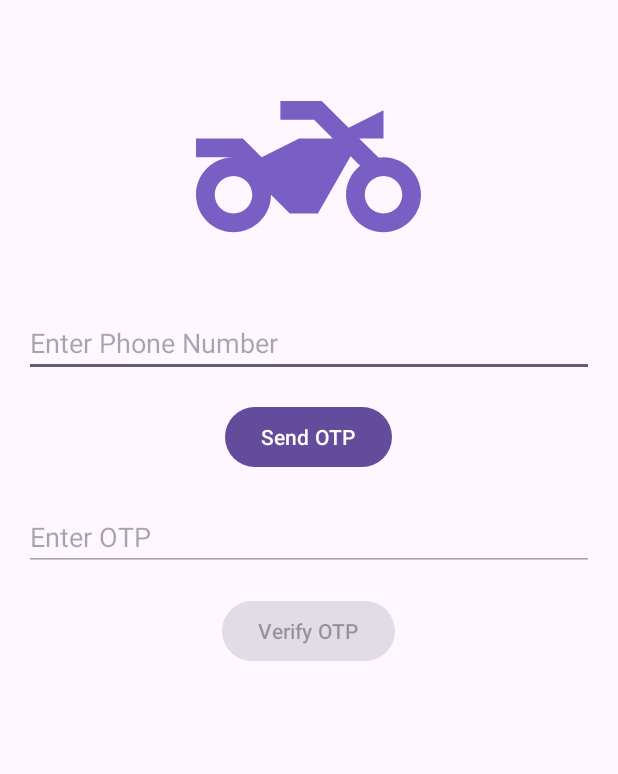
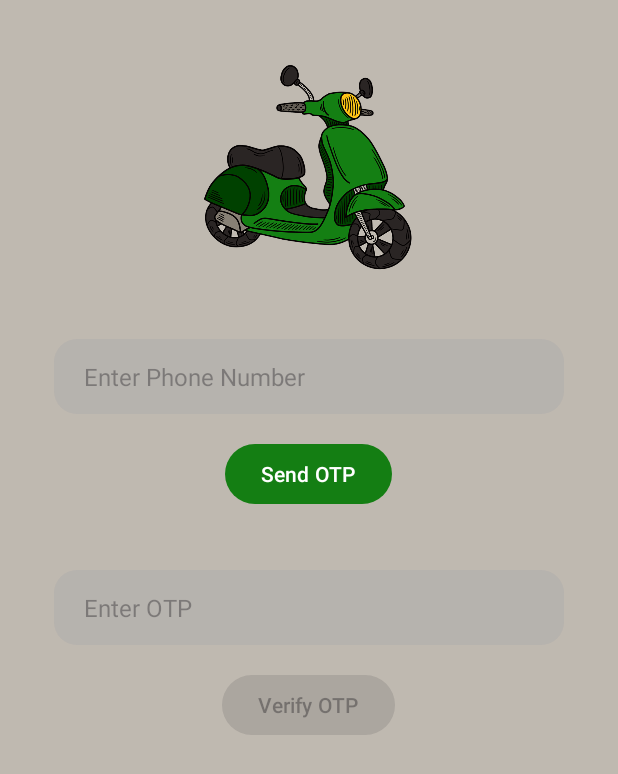
Before and after one commit to mgaditya-er/OTP_Auth_App_Session_Management, an Android app: the screen it shows after launch (MainActivity), on a phone screen of 412 x 824 dp. Shown: the top 774 px of the screen. Run offline under Robolectric (Android 15) with nearby library versions, the phone set to English and light mode, and no system bars; our stand-ins replace Firebase (no records; nobody signed in at launch, a user with empty details on screens opened directly).

Commit message:
Feat: sprint 2 started

```diff
--- /dev/null
+++ b/app/src/main/res/drawable/round_back_dark_green5_15.xml
@@ -0,0 +1,7 @@
+<?xml version="1.0" encoding="utf-8"?>
+<shape xmlns:android="http://schemas.android.com/apk/res/android">
+
+    <solid android:color="#0D174188"/>
+    <corners android:radius="15dp"/>
+
+</shape>
--- a/app/src/main/res/layout/activity_main.xml
+++ b/app/src/main/res/layout/activity_main.xml
@@ -4,6 +4,7 @@
     android:layout_width="match_parent"
     android:layout_height="match_parent"
     android:padding="16dp"
+    android:background="#FFBFB9B0"
     tools:context=".MainActivity">
 
     <!-- Image -->
@@ -11,7 +12,7 @@
         android:id="@+id/imageView"
         android:layout_width="150dp"
         android:layout_height="150dp"
-        android:src="@drawable/baseline_two_wheeler_24"
+        android:src="@drawable/bike"
         android:layout_centerHorizontal="true"
         android:layout_marginTop="20dp"/>
 
@@ -19,13 +20,20 @@
     <EditText
         android:id="@+id/editTextPhoneNumber"
         android:layout_width="match_parent"
-        android:layout_height="wrap_content"
+        android:layout_height="50dp"
         android:layout_below="@id/imageView"
+        android:background="@drawable/round_back_dark_green5_15"
         android:hint="Enter Phone Number"
+        android:textSize="16sp"
         android:inputType="phone"
+        android:paddingStart="20dp"
+        android:maxLines="1"
+        android:paddingEnd="20dp"
         android:layout_centerHorizontal="true"
-        android:layout_marginTop="20dp"
-        android:enabled="true"/>
+        android:enabled="true"
+        android:layout_marginStart="20dp"
+        android:layout_marginEnd="20dp"
+        android:layout_marginTop="40dp"/>
 
 
     <!-- Button to send OTP -->
@@ -43,13 +51,21 @@
     <EditText
         android:id="@+id/editTextOtp"
         android:layout_width="match_parent"
-        android:layout_height="wrap_content"
+        android:layout_height="50dp"
         android:layout_below="@id/buttonSendOtp"
         android:hint="Enter OTP"
+        android:maxLines="1"
         android:inputType="number"
         android:layout_centerHorizontal="true"
-        android:layout_marginTop="20dp"
-        android:enabled="false"/>
+        android:enabled="false"
+        android:textSize="16sp"
+        android:paddingStart="20dp"
+        android:paddingEnd="20dp"
+        android:background="@drawable/round_back_dark_green5_15"
+        android:layout_marginStart="20dp"
+        android:layout_marginEnd="20dp"
+        android:layout_marginTop="40dp"
+        />
 
     <!-- Button to verify OTP -->
     <Button
@@ -60,7 +76,8 @@
         android:layout_below="@id/editTextOtp"
         android:layout_centerHorizontal="true"
         android:layout_marginTop="16dp"
-        android:enabled="false"/>
+        android:enabled="false"
+        />
 
     <!-- Progress Bar -->
     <ProgressBar
--- a/app/src/main/res/values/themes.xml
+++ b/app/src/main/res/values/themes.xml
@@ -2,9 +2,9 @@
     <!-- Base application theme. -->
     <style name="Base.Theme.OTPApp" parent="Theme.Material3.DayNight.NoActionBar">
         <!-- Customize your light theme here. -->
-         <item name="colorPrimary">@color/color1</item>
-        <item name="colorPrimaryVariant">@color/color1</item>
-        <item name="android:statusBarColor">@color/color1</item>
+         <item name="colorPrimary">#FF147E13</item>
+        <item name="colorPrimaryVariant">#CB147E13</item>
+        <item name="android:statusBarColor">#97147E13</item>
     </style>
 
     <style name="Theme.OTPApp" parent="Base.Theme.OTPApp" />
```
Also changed, not shown: app/src/main/res/drawable/bike.png (added).
